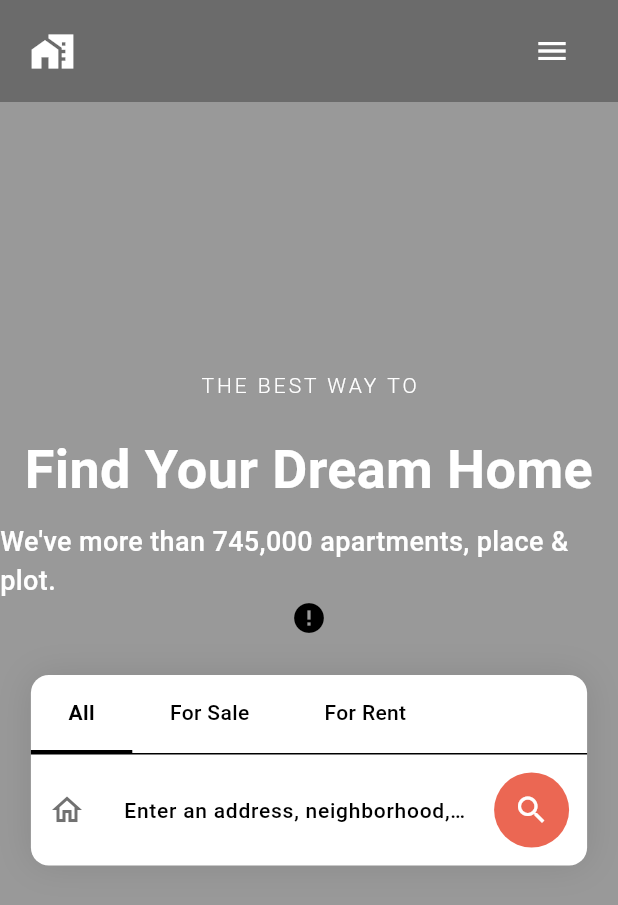
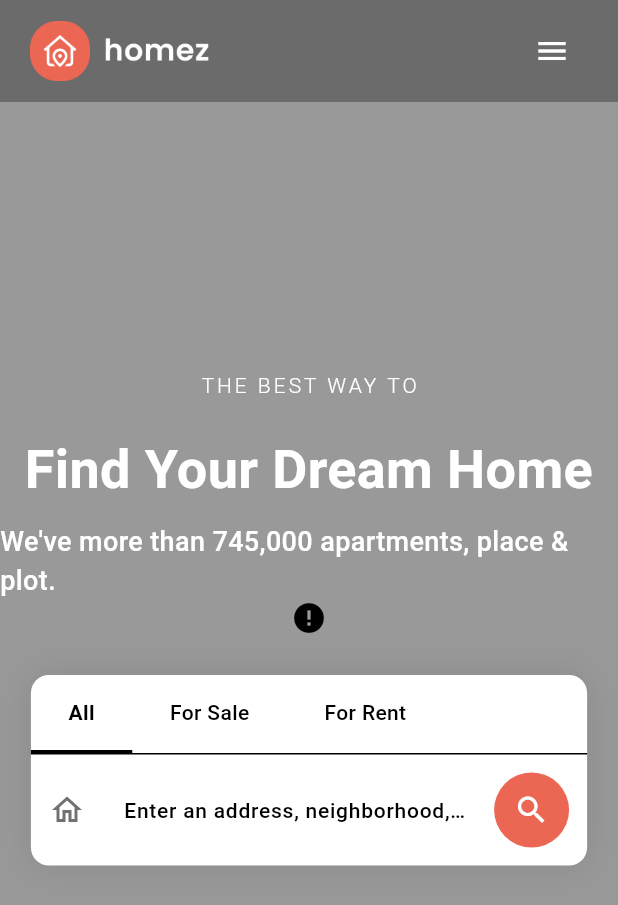
Before and after one commit to tz-thantzin/homefindr, a Flutter app: the screen it shows after launch, in the side drawer, after a tap on the "close" icon, on a phone screen of 412 x 824 dp. Shown: the top 905 px of the screen. Run offline on Flutter 3.47's test engine with Material 3 defaults, Android fonts, the phone set to English and light mode, and no system bars; drawn by our look-alikes of cached_network_image; our stand-ins replace firebase_core, flutter_animate, flutter_riverpod, flutter_spinkit, font_awesome_flutter, freezed_annotation and 5 more; missing offline and left inert: homez; accounts and stored records are empty; network calls fail; statements that could not run were skipped.

Commit message:
Modify footer logo

```diff
--- a/lib/presentation/pages/home/home.dart
+++ b/lib/presentation/pages/home/home.dart
@@ -1,18 +1,20 @@
 import 'package:flutter/material.dart';
-import 'package:homefindr/presentation/widgets/footer/footer_section.dart';
-import 'package:homefindr/presentation/widgets/property/property_section.dart';
-import 'package:homefindr/presentation/widgets/property_type/property_type_section.dart';
 import 'package:responsive_builder/responsive_builder.dart';
-import '../../../core/extensions/context_ex.dart';
+
+import '../../../../core/extensions/context_ex.dart';
+import '../../widgets/common/nav_logo.dart';
+import '../../widgets/footer/footer_section.dart';
 import '../../widgets/hero/desktop_nav_bar.dart';
 import '../../widgets/hero/hero_section.dart';
 import '../../widgets/hero/mobile_drawer.dart';
+import '../../widgets/property/property_section.dart';
+import '../../widgets/property_type/property_type_section.dart';
+
 class HomeScreen extends StatelessWidget {
   const HomeScreen({super.key});
 
   @override
   Widget build(BuildContext context) {
-
     return Scaffold(
       extendBodyBehindAppBar: true,
       drawer: context.isDesktop ? null : const MobileDrawer(),
@@ -24,14 +26,7 @@ class HomeScreen extends StatelessWidget {
         ),
       ),
       body: const SingleChildScrollView(
-        child: Column(
-          children: [
-            HeroSection(),
-            PropertySection(),
-            PropertyTypeSection(),
-            FooterSection()
-          ],
-        ),
+        child: Column(children: [HeroSection(), PropertySection(), PropertyTypeSection(), FooterSection()]),
       ),
     );
   }
@@ -48,7 +43,7 @@ class MobileCompactNav extends StatelessWidget {
       child: Row(
         mainAxisAlignment: MainAxisAlignment.spaceBetween,
         children: [
-          const Icon(Icons.home_work, color: Colors.white, size: 30),
+          NavLogo(),
           IconButton(
             icon: const Icon(Icons.menu, color: Colors.white),
             onPressed: () => Scaffold.of(context).openDrawer(),
--- a/lib/presentation/widgets/common/nav_logo.dart
+++ b/lib/presentation/widgets/common/nav_logo.dart
@@ -6,14 +6,18 @@ import '../../../core/constants/constant_sizes.dart';
 import '../../../core/router/app_router.dart';
 
 class NavLogo extends StatelessWidget {
-  const NavLogo({super.key});
+  const NavLogo({super.key, this.disableTap = false});
+
+  final bool disableTap;
 
   @override
   Widget build(BuildContext context) {
     return InkWell(
-      onTap: () {
-        context.go(AppRouter.home);
-      },
+      onTap: disableTap
+          ? null
+          : () {
+              context.go(AppRouter.home);
+            },
       borderRadius: BorderRadius.circular(s40),
       child: Image.asset(kNavLogo, height: s40, fit: BoxFit.contain),
     );
--- a/lib/presentation/widgets/footer/footer_section.dart
+++ b/lib/presentation/widgets/footer/footer_section.dart
@@ -1,5 +1,6 @@
 import 'package:flutter/material.dart';
 import 'package:font_awesome_flutter/font_awesome_flutter.dart';
+import 'package:homez/presentation/widgets/common/nav_logo.dart';
 import 'package:responsive_builder/responsive_builder.dart';
 
 import '../../../core/constants/constant_colors.dart';
@@ -113,16 +114,7 @@ class FooterBrandCol extends StatelessWidget {
     return Column(
       crossAxisAlignment: CrossAxisAlignment.start,
       children: [
-        const Row(
-          children: [
-            Icon(Icons.home_work, color: kWhite, size: s28),
-            SizedBox(width: s10),
-            Text(
-              "homez",
-              style: TextStyle(color: kWhite, fontSize: tx24, fontWeight: FontWeight.bold),
-            ),
-          ],
-        ),
+        const NavLogo(disableTap: true),
         const SizedBox(height: s20),
         Text(
           context.localization.footer_description,
@@ -209,7 +201,7 @@ class _FooterContactCol extends StatelessWidget {
         ),
         const SizedBox(height: s25),
         const _ContactItem(icon: Icons.location_on_outlined, text: "Bangkok, Thailand"),
-        const _ContactItem(icon: Icons.phone_outlined, text: "+66 123-123-123"),
+        const _ContactItem(icon: Icons.phone_outlined, text: "+95 123-123-123"),
         const _ContactItem(icon: Icons.email_outlined, text: "support@homez.com"),
         _ContactItem(icon: Icons.access_time, text: context.localization.footer_monday_friday),
       ],
--- a/lib/presentation/widgets/hero/mobile_drawer.dart
+++ b/lib/presentation/widgets/hero/mobile_drawer.dart
@@ -1,11 +1,11 @@
 import 'package:flutter/material.dart';
 import 'package:go_router/go_router.dart';
+
 import '../../../core/constants/constant_colors.dart';
 import '../../../core/constants/constant_sizes.dart';
 import '../../../core/extensions/context_ex.dart';
 import '../../../core/extensions/theme_ex.dart';
 import '../common/nav_logo.dart';
-
 
 class MobileDrawer extends StatelessWidget {
   const MobileDrawer({super.key});
@@ -25,26 +25,10 @@ class MobileDrawer extends StatelessWidget {
             child: ListView(
               padding: const EdgeInsets.symmetric(vertical: s20),
               children: [
-                _DrawerLink(
-                  title: context.localization.nav_home,
-                  onTap: () => context.go('/'),
-                  hasDropdown: true,
-                ),
-                _DrawerLink(
-                  title: context.localization.nav_buy,
-                  onTap: () {},
-                  hasDropdown: true,
-                ),
-                _DrawerLink(
-                  title: context.localization.nav_rent,
-                  onTap: () {},
-                  hasDropdown: true,
-                ),
-                _DrawerLink(
-                  title: context.localization.nav_sell,
-                  onTap: () {},
-                  hasDropdown: true,
-                ),
+                _DrawerLink(title: context.localization.nav_home, onTap: () => context.go('/'), hasDropdown: true),
+                _DrawerLink(title: context.localization.nav_buy, onTap: () {}, hasDropdown: true),
+                _DrawerLink(title: context.localization.nav_rent, onTap: () {}, hasDropdown: true),
+                _DrawerLink(title: context.localization.nav_sell, onTap: () {}, hasDropdown: true),
               ],
             ),
           ),
@@ -58,14 +42,9 @@ class MobileDrawer extends StatelessWidget {
 
   Widget _buildDrawerHeader(BuildContext context) {
     return Container(
-      padding: EdgeInsets.only(
-        top: MediaQuery.of(context).padding.top + 20,
-        bottom: s20,
-        left: s20,
-        right: s20,
-      ),
-      decoration: const BoxDecoration(
-        color: kGrey100,
+      padding: EdgeInsets.only(top: MediaQuery.of(context).padding.top + 20, bottom: s20, left: s20, right: s20),
+      decoration: BoxDecoration(
+        color: kBlack.withValues(alpha: 0.7),
         border: Border(bottom: BorderSide(color: kBlack12)),
       ),
       child: Row(
@@ -74,7 +53,7 @@ class MobileDrawer extends StatelessWidget {
           const NavLogo(),
           // Close Button
           IconButton(
-            icon: const Icon(Icons.close, color: kBlack),
+            icon: const Icon(Icons.close, color: kWhite),
             onPressed: () => Navigator.pop(context),
           ),
         ],
@@ -106,14 +85,15 @@ class MobileDrawer extends StatelessWidget {
               style: ElevatedButton.styleFrom(
                 backgroundColor: kPrimary,
                 foregroundColor: kWhite,
-                shape: RoundedRectangleBorder(
-                  borderRadius: BorderRadius.circular(s12),
-                ),
+                shape: RoundedRectangleBorder(borderRadius: BorderRadius.circular(s12)),
               ),
-              child:  Row(
+              child: Row(
                 mainAxisAlignment: MainAxisAlignment.center,
                 children: [
-                  Text(context.localization.nav_contact_us),
+                  Text(
+                    context.localization.nav_contact_us,
+                    style: const TextStyle(color: kWhite, fontSize: tx14),
+                  ),
                   SizedBox(width: s10),
                   Icon(Icons.call, size: s16),
                 ],
@@ -131,23 +111,14 @@ class _DrawerLink extends StatelessWidget {
   final VoidCallback onTap;
   final bool hasDropdown;
 
-  const _DrawerLink({
-    required this.title,
-    required this.onTap,
-    this.hasDropdown = false,
-  });
+  const _DrawerLink({required this.title, required this.onTap, this.hasDropdown = false});
 
   @override
   Widget build(BuildContext context) {
     return ListTile(
       contentPadding: const EdgeInsets.symmetric(horizontal: s25, vertical: s5),
-      title: Text(
-        title,
-        style: context.bodyLarge.copyWith(fontWeight: FontWeight.w600),
-      ),
-      trailing: hasDropdown
-          ? const Icon(Icons.chevron_right, size: s18, color: kGrey500)
-          : null,
+      title: Text(title, style: context.bodyLarge.copyWith(fontWeight: FontWeight.w600)),
+      trailing: hasDropdown ? const Icon(Icons.chevron_right, size: s18, color: kGrey500) : null,
       onTap: onTap,
     );
   }
```
